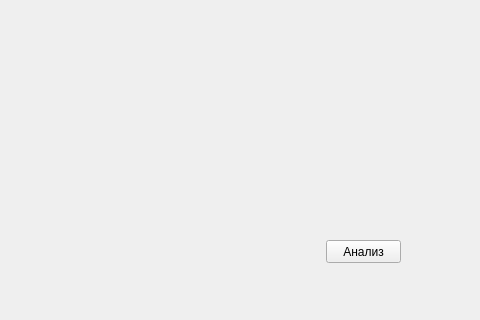
This is untitled.ui in ShipilovS/signal_distribution as Qt 5 draws it before an edit; both pictures show x 194 to 674 and y 340 to 660 of the 925 by 660 pixel window. The edited form follows.
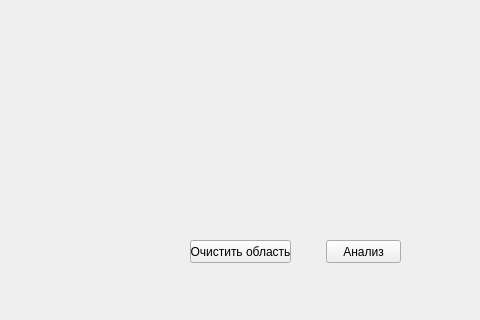
This is the edited form.

```diff
--- a/untitled.ui
+++ b/untitled.ui
@@ -76,6 +76,19 @@
      </rect>
     </property>
    </widget>
+   <widget class="QPushButton" name="pushButton_2">
+    <property name="geometry">
+     <rect>
+      <x>384</x>
+      <y>580</y>
+      <width>101</width>
+      <height>23</height>
+     </rect>
+    </property>
+    <property name="text">
+     <string>Очистить область</string>
+    </property>
+   </widget>
   </widget>
   <widget class="QMenuBar" name="menubar">
    <property name="geometry">
```
